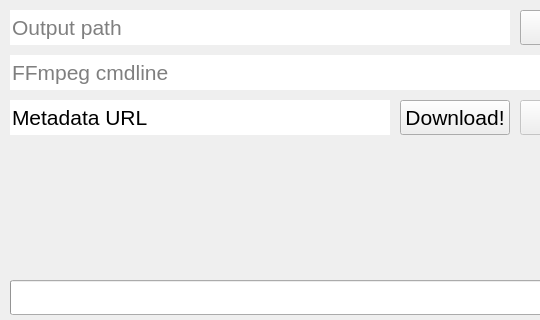
Qt form ui/stream.ui (Pixelsuft/twitch-keeper) before a commit; both pictures show x 0 to 540 and y 0 to 320 of the 640 by 480 pixel window.
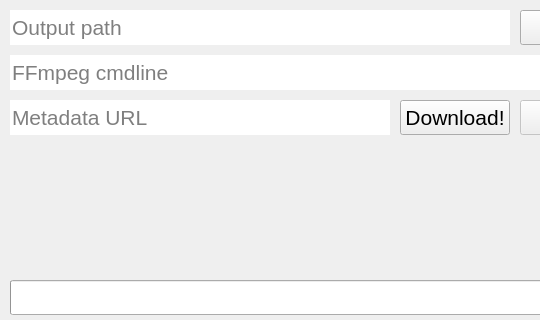
The same form after that commit. Icons and pictures are not drawn.

The edit to the form file:
```diff
--- a/ui/stream.ui
+++ b/ui/stream.ui
@@ -41,13 +41,13 @@
      </font>
     </property>
     <property name="text">
-     <string>Metadata URL</string>
+     <string/>
     </property>
     <property name="frame">
      <bool>false</bool>
     </property>
     <property name="placeholderText">
-     <string>Chunk URL</string>
+     <string>Metadata URL</string>
     </property>
    </widget>
    <widget class="QPushButton" name="downButton">
```
